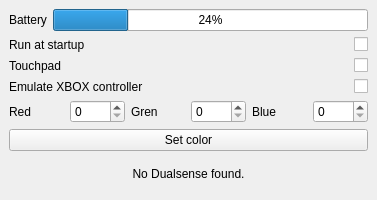
Before: the Qt Designer form design.ui in Odizinne/makeSense, drawn with Qt 5.
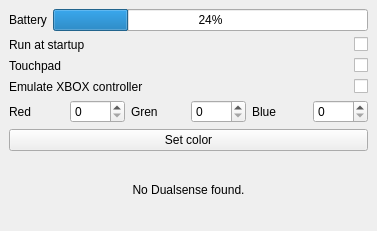
After: the same form once the commit is applied.

Commit message: fixed ui not hiding if no controller, minor ui fix

```diff
--- a/design.ui
+++ b/design.ui
@@ -7,7 +7,7 @@
     <x>0</x>
     <y>0</y>
     <width>377</width>
-    <height>200</height>
+    <height>231</height>
    </rect>
   </property>
   <property name="windowTitle">
```
The commit also changes 2 other files.
